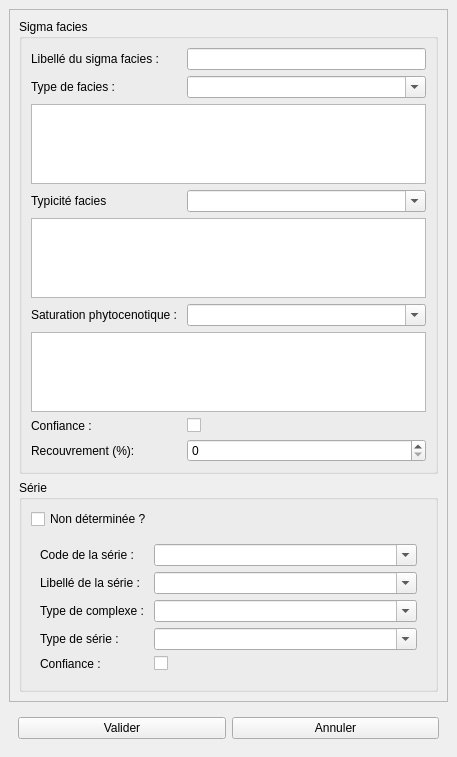
Above: src/ui/form_sigmaf.ui from IGNF/saisie_carhab before the change. Below: the same form after it.
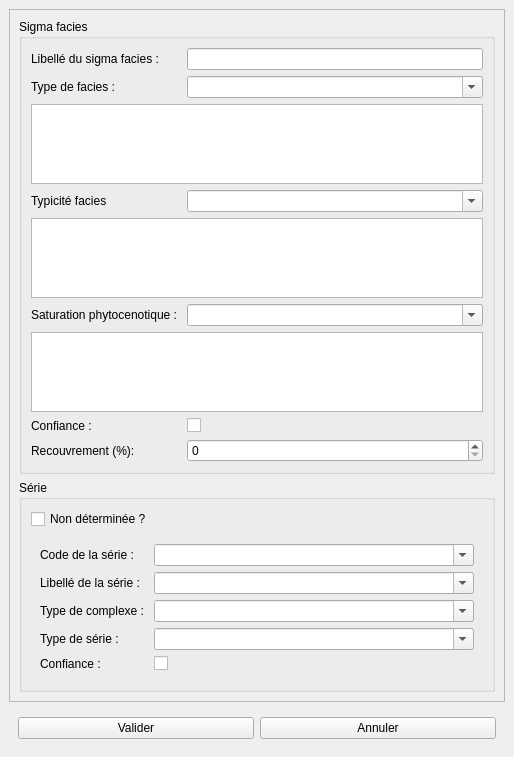
That is the form after the change.

Commit message: [ticket 209] redimmensionner les combobox pour affichage dans qgis2.14

What changed in the file:
```diff
--- a/src/ui/form_sigmaf.ui
+++ b/src/ui/form_sigmaf.ui
@@ -6,7 +6,7 @@
    <rect>
     <x>0</x>
     <y>0</y>
-    <width>457</width>
+    <width>514</width>
     <height>757</height>
    </rect>
   </property>
@@ -25,7 +25,7 @@
         <rect>
          <x>0</x>
          <y>0</y>
-         <width>437</width>
+         <width>494</width>
          <height>668</height>
         </rect>
        </property>
@@ -52,9 +52,18 @@
            </item>
            <item row="1" column="1">
             <widget class="QComboBox" name="typ_facies">
+             <property name="sizePolicy">
+              <sizepolicy hsizetype="MinimumExpanding" vsizetype="Fixed">
+               <horstretch>0</horstretch>
+               <verstretch>0</verstretch>
+              </sizepolicy>
+             </property>
              <property name="editable">
               <bool>true</bool>
              </property>
+             <property name="sizeAdjustPolicy">
+              <enum>QComboBox::AdjustToMinimumContentsLength</enum>
+             </property>
             </widget>
            </item>
            <item row="2" column="0" colspan="2">
@@ -69,9 +78,18 @@
            </item>
            <item row="3" column="1">
             <widget class="QComboBox" name="typicite">
+             <property name="sizePolicy">
+              <sizepolicy hsizetype="MinimumExpanding" vsizetype="Fixed">
+               <horstretch>0</horstretch>
+               <verstretch>0</verstretch>
+              </sizepolicy>
+             </property>
              <property name="editable">
               <bool>true</bool>
              </property>
+             <property name="sizeAdjustPolicy">
+              <enum>QComboBox::AdjustToMinimumContentsLength</enum>
+             </property>
             </widget>
            </item>
            <item row="4" column="0" colspan="2">
@@ -86,9 +104,18 @@
            </item>
            <item row="5" column="1">
             <widget class="QComboBox" name="sat_phy">
+             <property name="sizePolicy">
+              <sizepolicy hsizetype="MinimumExpanding" vsizetype="Fixed">
+               <horstretch>0</horstretch>
+               <verstretch>0</verstretch>
+              </sizepolicy>
+             </property>
              <property name="editable">
               <bool>true</bool>
              </property>
+             <property name="sizeAdjustPolicy">
+              <enum>QComboBox::AdjustToMinimumContentsLength</enum>
+             </property>
             </widget>
            </item>
            <item row="6" column="0" colspan="2">
@@ -162,9 +189,18 @@
                 <property name="enabled">
                  <bool>true</bool>
                 </property>
+                <property name="sizePolicy">
+                 <sizepolicy hsizetype="MinimumExpanding" vsizetype="Fixed">
+                  <horstretch>0</horstretch>
+                  <verstretch>0</verstretch>
+                 </sizepolicy>
+                </property>
                 <property name="editable">
                  <bool>true</bool>
                 </property>
+                <property name="sizeAdjustPolicy">
+                 <enum>QComboBox::AdjustToMinimumContentsLength</enum>
+                </property>
                </widget>
               </item>
               <item row="1" column="0">
@@ -176,9 +212,18 @@
               </item>
               <item row="1" column="1">
                <widget class="QComboBox" name="lb_serie">
+                <property name="sizePolicy">
+                 <sizepolicy hsizetype="MinimumExpanding" vsizetype="Fixed">
+                  <horstretch>0</horstretch>
+                  <verstretch>0</verstretch>
+                 </sizepolicy>
+                </property>
                 <property name="editable">
                  <bool>true</bool>
                 </property>
+                <property name="sizeAdjustPolicy">
+                 <enum>QComboBox::AdjustToMinimumContentsLength</enum>
+                </property>
                </widget>
               </item>
               <item row="2" column="0">
@@ -190,9 +235,18 @@
               </item>
               <item row="2" column="1">
                <widget class="QComboBox" name="type_cplx">
+                <property name="sizePolicy">
+                 <sizepolicy hsizetype="MinimumExpanding" vsizetype="Fixed">
+                  <horstretch>0</horstretch>
+                  <verstretch>0</verstretch>
+                 </sizepolicy>
+                </property>
                 <property name="editable">
                  <bool>true</bool>
                 </property>
+                <property name="sizeAdjustPolicy">
+                 <enum>QComboBox::AdjustToMinimumContentsLength</enum>
+                </property>
                </widget>
               </item>
               <item row="3" column="0">
@@ -204,9 +258,18 @@
               </item>
               <item row="3" column="1">
                <widget class="QComboBox" name="type_serie">
+                <property name="sizePolicy">
+                 <sizepolicy hsizetype="MinimumExpanding" vsizetype="Fixed">
+                  <horstretch>0</horstretch>
+                  <verstretch>0</verstretch>
+                 </sizepolicy>
+                </property>
                 <property name="editable">
                  <bool>true</bool>
                 </property>
+                <property name="sizeAdjustPolicy">
+                 <enum>QComboBox::AdjustToMinimumContentsLength</enum>
+                </property>
                </widget>
               </item>
               <item row="4" column="0">
```
The commit also changes 3 other files.
